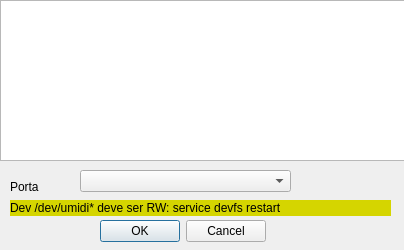
marcelbonnet/QStage, file dialogjack.ui: the form before one commit.
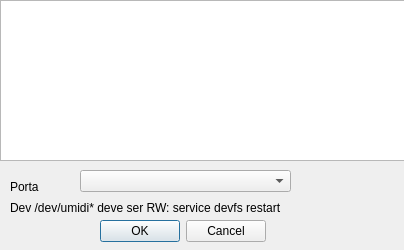
The form after the commit.

```diff
--- a/dialogjack.ui
+++ b/dialogjack.ui
@@ -14,11 +14,7 @@
    <string>Jack</string>
   </property>
   <property name="styleSheet">
-   <string notr="true">#labelAviso{
-background-color: rgb(213, 213, 0);
-	color: rgb(0, 0, 0);
-
-}</string>
+   <string notr="true"/>
   </property>
   <widget class="QComboBox" name="portas">
    <property name="geometry">
```
